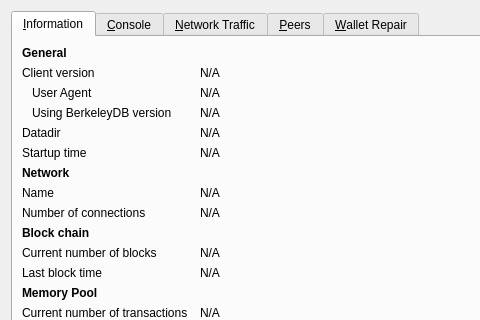
Above: src/qt/forms/debugwindow.ui from BartManX/mynta-core before the change; both pictures show x 0 to 480 and y 0 to 320 of the 740 by 480 pixel window. Below: the same form after it.
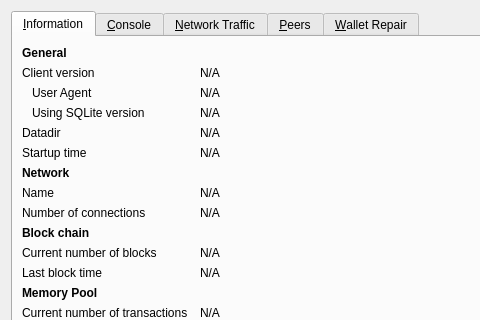
That is the form after the change. Icons and pictures are not drawn. Custom widgets are drawn as their Qt base class.

Commit message: Migrate wallet from BerkeleyDB to SQLite, fix Windows build

Diff of the .ui file:
```diff
--- a/src/qt/forms/debugwindow.ui
+++ b/src/qt/forms/debugwindow.ui
@@ -92,7 +92,7 @@
        <item row="3" column="0">
         <widget class="QLabel" name="label_berkeleyDBVersion">
          <property name="text">
-          <string>Using BerkeleyDB version</string>
+          <string>Using SQLite version</string>
          </property>
          <property name="indent">
           <number>10</number>
```
The commit also changes 31 other files.
